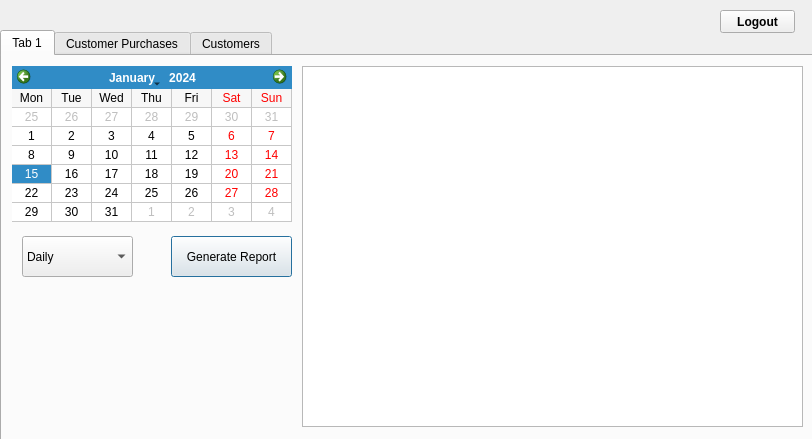
Qt form adminpanel.ui (NickReardon/P2-Bulk-Club-Project) before a commit.
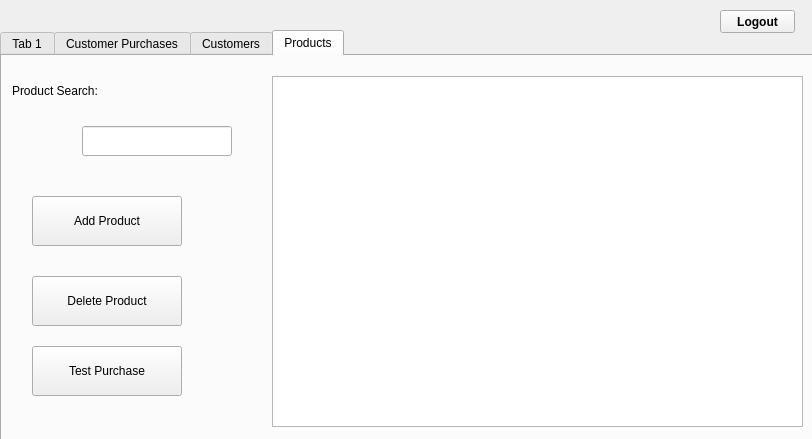
The same form after that commit.

Commit message: Product Tab Completed all basic functionality for product tab, add, delete, test purchase and product lookup. still needs error  detection, product lookup confirmation and general polish.

```diff
--- a/adminpanel.ui
+++ b/adminpanel.ui
@@ -23,7 +23,7 @@
     </rect>
    </property>
    <property name="currentIndex">
-    <number>0</number>
+    <number>3</number>
    </property>
    <widget class="QWidget" name="tab">
     <attribute name="title">
@@ -189,6 +189,83 @@
      </property>
     </widget>
    </widget>
+   <widget class="QWidget" name="tab_4">
+    <attribute name="title">
+     <string>Products</string>
+    </attribute>
+    <widget class="QTableView" name="productView">
+     <property name="geometry">
+      <rect>
+       <x>270</x>
+       <y>20</y>
+       <width>531</width>
+       <height>351</height>
+      </rect>
+     </property>
+    </widget>
+    <widget class="QPushButton" name="productAdd">
+     <property name="geometry">
+      <rect>
+       <x>30</x>
+       <y>140</y>
+       <width>150</width>
+       <height>50</height>
+      </rect>
+     </property>
+     <property name="text">
+      <string>Add Product</string>
+     </property>
+    </widget>
+    <widget class="QPushButton" name="productDel">
+     <property name="geometry">
+      <rect>
+       <x>30</x>
+       <y>220</y>
+       <width>150</width>
+       <height>50</height>
+      </rect>
+     </property>
+     <property name="text">
+      <string>Delete Product</string>
+     </property>
+    </widget>
+    <widget class="QPushButton" name="testButton">
+     <property name="geometry">
+      <rect>
+       <x>30</x>
+       <y>290</y>
+       <width>150</width>
+       <height>50</height>
+      </rect>
+     </property>
+     <property name="text">
+      <string>Test Purchase</string>
+     </property>
+    </widget>
+    <widget class="QLineEdit" name="productSearch">
+     <property name="geometry">
+      <rect>
+       <x>80</x>
+       <y>70</y>
+       <width>150</width>
+       <height>30</height>
+      </rect>
+     </property>
+    </widget>
+    <widget class="QLabel" name="label_2">
+     <property name="geometry">
+      <rect>
+       <x>10</x>
+       <y>10</y>
+       <width>250</width>
+       <height>50</height>
+      </rect>
+     </property>
+     <property name="text">
+      <string>Product Search:</string>
+     </property>
+    </widget>
+   </widget>
   </widget>
   <widget class="QPushButton" name="logoutButton">
    <property name="geometry">
```
The commit also changes 7 other files.
